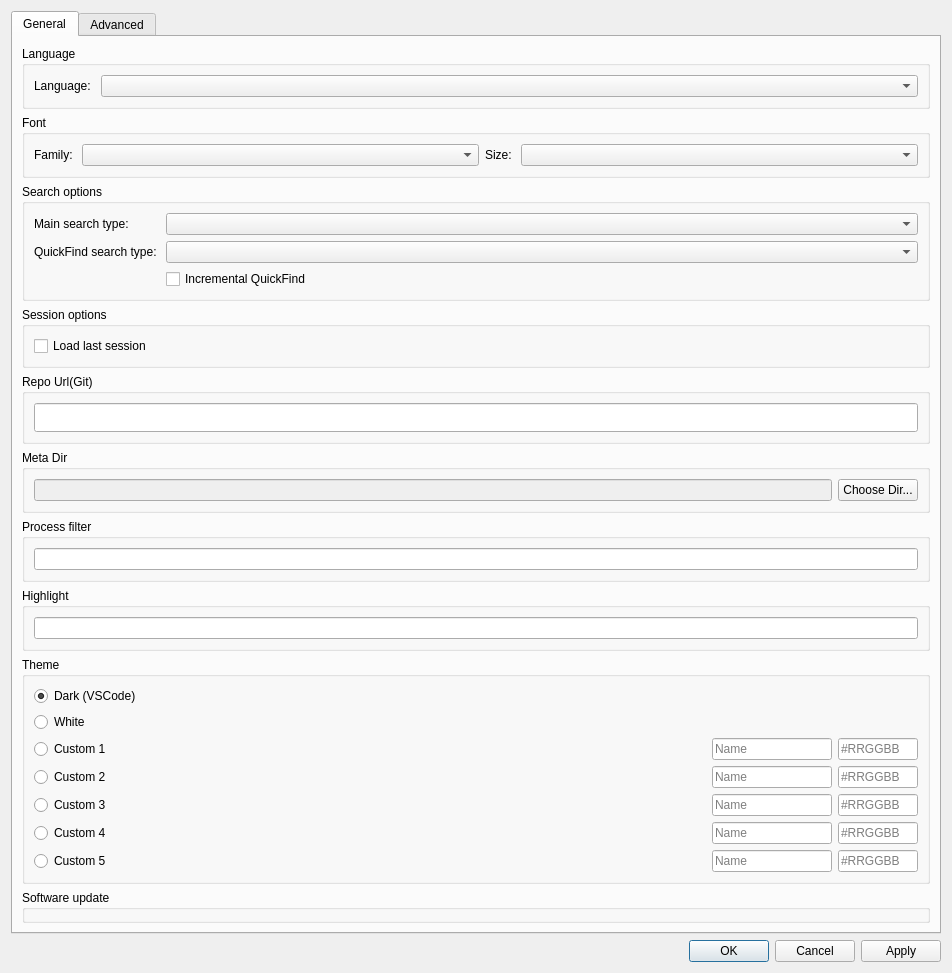
Before: the Qt Designer form src/optionsdialog.ui in Mrxiang-Plus/darkglogg, drawn with Qt 5.
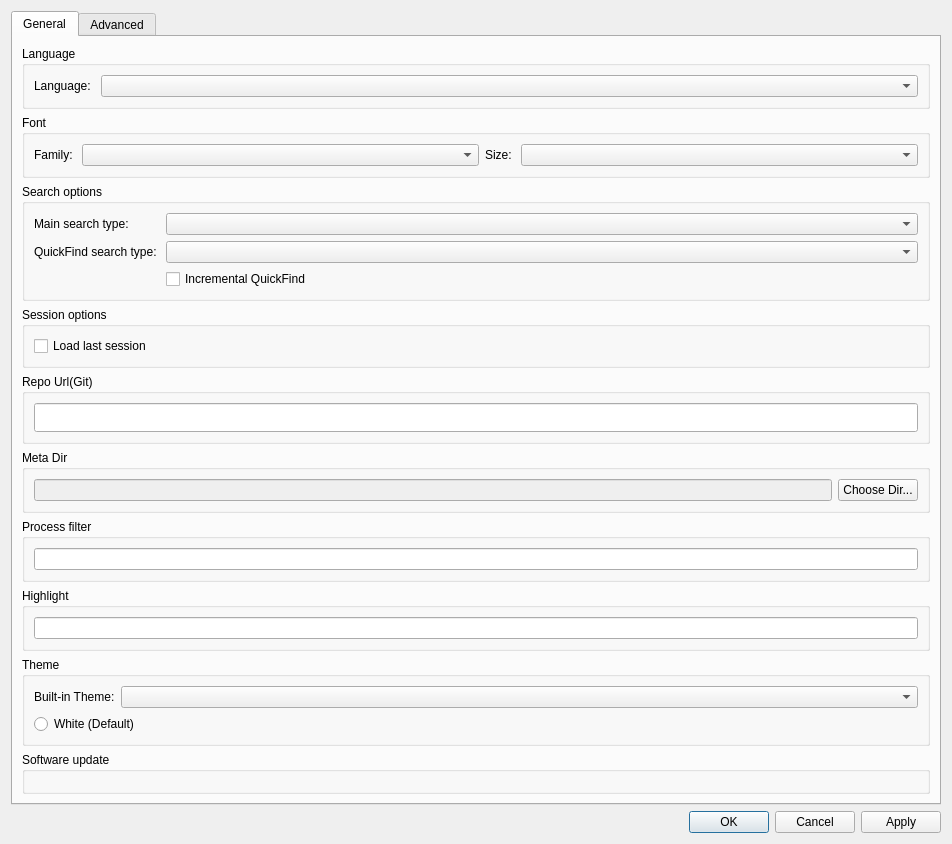
After: the same form once the commit is applied.

Commit message:
[New] JSON-based theme system with built-in themes
- Add ThemeManager class for loading JSON theme files
- Add 3 built-in themes: VSCode Dark+, Dracula, Monokai
- Theme JSON schema with 35+ color properties covering all UI elements
- DarkStyle reads colors dynamically from ThemeManager
- QSS stylesheet injects theme colors at runtime
- Options dialog: theme selector combo box with built-in themes
- Theme path persisted in configuration
- Theme loaded at startup and on configuration change

Diff of the .ui file:
```diff
--- a/src/optionsdialog.ui
+++ b/src/optionsdialog.ui
@@ -294,34 +294,11 @@
          </property>
          <layout class="QVBoxLayout" name="themeVLayout">
           <item>
-           <widget class="QRadioButton" name="radioButton">
-            <property name="text">
-             <string>Dark (VSCode)</string>
-            </property>
-            <property name="checked">
-             <bool>true</bool>
-            </property>
-            <attribute name="buttonGroup">
-             <string notr="true">buttonGroup</string>
-            </attribute>
-           </widget>
-          </item>
-          <item>
-           <widget class="QRadioButton" name="radioButton_2">
-            <property name="text">
-             <string>White</string>
-            </property>
-            <attribute name="buttonGroup">
-             <string notr="true">buttonGroup</string>
-            </attribute>
-           </widget>
-          </item>
-          <item>
-           <layout class="QHBoxLayout" name="customThemeRow0">
+           <layout class="QHBoxLayout" name="themeSelectorLayout">
             <item>
-             <widget class="QRadioButton" name="customThemeRadio0">
+             <widget class="QLabel" name="themeLabel">
               <property name="text">
-               <string>Custom 1</string>
+               <string>Built-in Theme:</string>
               </property>
               <attribute name="buttonGroup">
                <string notr="true">buttonGroup</string>
@@ -329,158 +306,23 @@
              </widget>
             </item>
             <item>
-             <widget class="QLineEdit" name="themeNameEdit0">
-              <property name="placeholderText">
-               <string>Name</string>
+             <widget class="QComboBox" name="themeComboBox">
+              <property name="sizePolicy">
+               <sizepolicy hsizetype="Expanding" vsizetype="Fixed">
+                <horstretch>0</horstretch>
+                <verstretch>0</verstretch>
+               </sizepolicy>
               </property>
-              <property name="maximumSize">
-               <size><width>120</width><height>16777215</height></size>
-              </property>
              </widget>
             </item>
-            <item>
-             <widget class="QLineEdit" name="themeColorEdit0">
-              <property name="placeholderText">
-               <string>#RRGGBB</string>
-              </property>
-              <property name="maximumSize">
-               <size><width>80</width><height>16777215</height></size>
-              </property>
-             </widget>
-            </item>
            </layout>
           </item>
           <item>
            <layout class="QHBoxLayout" name="customThemeRow1">
             <item>
-             <widget class="QRadioButton" name="customThemeRadio1">
+             <widget class="QRadioButton" name="radioButton_2">
               <property name="text">
-               <string>Custom 2</string>
-              </property>
-              <attribute name="buttonGroup">
-               <string notr="true">buttonGroup</string>
-              </attribute>
-             </widget>
-            </item>
-            <item>
-             <widget class="QLineEdit" name="themeNameEdit1">
-              <property name="placeholderText">
-               <string>Name</string>
-              </property>
-              <property name="maximumSize">
-               <size><width>120</width><height>16777215</height></size>
-              </property>
-             </widget>
-            </item>
-            <item>
-             <widget class="QLineEdit" name="themeColorEdit1">
-              <property name="placeholderText">
-               <string>#RRGGBB</string>
-              </property>
-              <property name="maximumSize">
-               <size><width>80</width><height>16777215</height></size>
-              </property>
-             </widget>
-            </item>
-           </layout>
-          </item>
-          <item>
-           <layout class="QHBoxLayout" name="customThemeRow2">
-            <item>
-             <widget class="QRadioButton" name="customThemeRadio2">
-              <property name="text">
-               <string>Custom 3</string>
-              </property>
-              <attribute name="buttonGroup">
-               <string notr="true">buttonGroup</string>
-              </attribute>
-             </widget>
-            </item>
-            <item>
-             <widget class="QLineEdit" name="themeNameEdit2">
-              <property name="placeholderText">
-               <string>Name</string>
-              </property>
-              <property name="maximumSize">
-               <size><width>120</width><height>16777215</height></size>
-              </property>
-             </widget>
-            </item>
-            <item>
-             <widget class="QLineEdit" name="themeColorEdit2">
-              <property name="placeholderText">
-               <string>#RRGGBB</string>
-              </property>
-              <property name="maximumSize">
-               <size><width>80</width><height>16777215</height></size>
-              </property>
-             </widget>
-            </item>
-           </layout>
-          </item>
-          <item>
-           <layout class="QHBoxLayout" name="customThemeRow3">
-            <item>
-             <widget class="QRadioButton" name="customThemeRadio3">
-              <property name="text">
-               <string>Custom 4</string>
-              </property>
-              <attribute name="buttonGroup">
-               <string notr="true">buttonGroup</string>
-              </attribute>
-             </widget>
-            </item>
-            <item>
-             <widget class="QLineEdit" name="themeNameEdit3">
-              <property name="placeholderText">
-               <string>Name</string>
-              </property>
-              <property name="maximumSize">
-               <size><width>120</width><height>16777215</height></size>
-              </property>
-             </widget>
-            </item>
-            <item>
-             <widget class="QLineEdit" name="themeColorEdit3">
-              <property name="placeholderText">
-               <string>#RRGGBB</string>
-              </property>
-              <property name="maximumSize">
-               <size><width>80</width><height>16777215</height></size>
-              </property>
-             </widget>
-            </item>
-           </layout>
-          </item>
-          <item>
-           <layout class="QHBoxLayout" name="customThemeRow4">
-            <item>
-             <widget class="QRadioButton" name="customThemeRadio4">
-              <property name="text">
-               <string>Custom 5</string>
-              </property>
-              <attribute name="buttonGroup">
-               <string notr="true">buttonGroup</string>
-              </attribute>
-             </widget>
-            </item>
-            <item>
-             <widget class="QLineEdit" name="themeNameEdit4">
-              <property name="placeholderText">
-               <string>Name</string>
-              </property>
-              <property name="maximumSize">
-               <size><width>120</width><height>16777215</height></size>
-              </property>
-             </widget>
-            </item>
-            <item>
-             <widget class="QLineEdit" name="themeColorEdit4">
-              <property name="placeholderText">
-               <string>#RRGGBB</string>
-              </property>
-              <property name="maximumSize">
-               <size><width>80</width><height>16777215</height></size>
+               <string>White (Default)</string>
               </property>
              </widget>
             </item>
```
Left out of the diff: 5 changed lines with no effect on the pictures. The commit also changes 14 other files.
